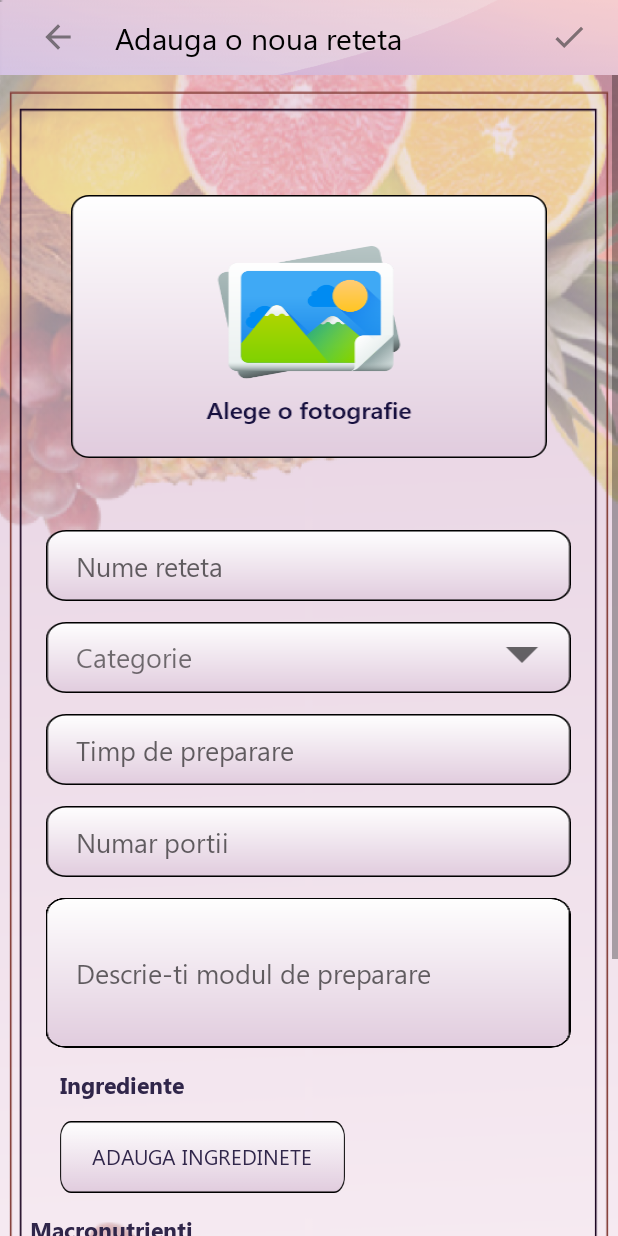
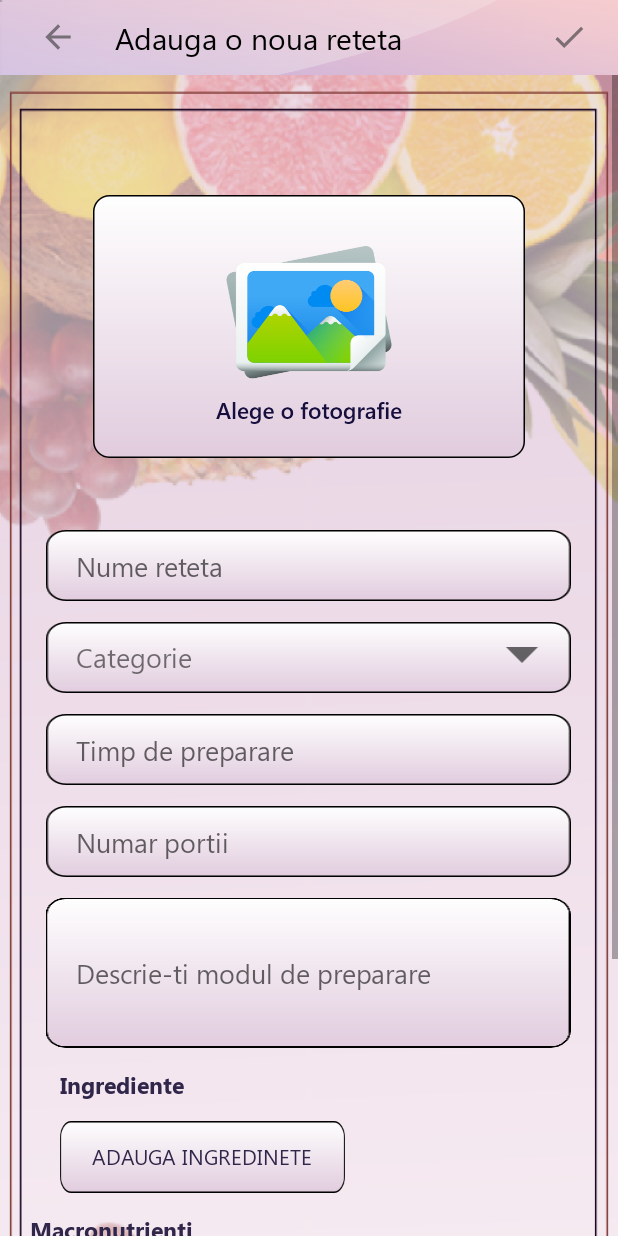
Before and after one commit to alecalin366/Food, an Android app: the AddRecipeActivity screen opened directly, with no data from a screen before it, on a phone screen of 412 x 824 dp. Run offline under Robolectric (Android 15) with nearby library versions, the light colour scheme and no system bars; our stand-ins replace Firebase (no records; nobody signed in at launch, a user with empty details on screens opened directly); libraries missing offline, so code that uses them is left out: com.nostra13.universalimageloader; 2 statements that could not run were skipped.

Commit message:
some fixes

```diff
--- a/app/src/main/java/com/example/food/Recipe/AddRecipeActivity.java
+++ b/app/src/main/java/com/example/food/Recipe/AddRecipeActivity.java
@@ -39,6 +39,7 @@ import java.util.List;
 
 public class AddRecipeActivity extends AppCompatActivity {
     private static final String TAG = "NextActivity";
+    private String userID;
     private ImageView _save, backArrow, photo;
     private TextView category;
     private EditText mRecipeName, mPreparationTime, mServingSize, mDescription, mCalorii, mProteine, mCarbo, mGrasimi;
@@ -285,6 +286,8 @@ public class AddRecipeActivity extends AppCompatActivity {
          final String carbo = mCarbo.getText().toString();
          final String grasimi = mGrasimi.getText().toString();
          final String category = categoryList.toString();
+         userID = mAuth.getCurrentUser().getUid();
+
 
 
 
@@ -337,7 +340,8 @@ public class AddRecipeActivity extends AppCompatActivity {
              return;
          }
          Macronutrient macro = new Macronutrient(calorii, proteine, carbo, grasimi);
-         Recipe testRecipe = new Recipe(recipeName, category, description, preparationTime, servingSize,"", macro, ingredientsList);
+         FirebaseAuth firebaseAuth = FirebaseAuth.getInstance();
+         Recipe testRecipe = new Recipe(userID, recipeName, category, description, preparationTime, servingSize,"", macro, ingredientsList);
          mFirebaseMethods.AddRecipe(testRecipe, new ICompleteListener() {
              @Override
              public void OnComplete(boolean isSuccessfulCompleted) {
--- a/app/src/main/java/com/example/food/Recipe/RecipeFragment.java
+++ b/app/src/main/java/com/example/food/Recipe/RecipeFragment.java
@@ -59,14 +59,14 @@ public class RecipeFragment extends Fragment {
 
     public void RecipeRecyclerViewSetup(View view){
         //Query
-        Query query = firebaseFirestore.collection("Recipes").orderBy("description");
+        Query query = firebaseFirestore.collection("Recipes").orderBy("name"); //TREBUIE DUPA DATA
 
         FirestoreRecyclerOptions<Recipe> options = new FirestoreRecyclerOptions.Builder<Recipe>()
                 .setQuery(query, Recipe.class)
                 .build();
 
         adapterRecipe = new RecipeRecyclerViewAdapter(getContext(), options);
-        LinearLayoutManager layoutManager = new LinearLayoutManager(getContext(), LinearLayoutManager.VERTICAL, false);
+        LinearLayoutManager layoutManager = new LinearLayoutManager(getContext(), LinearLayoutManager.HORIZONTAL, false);
         recyclerView = (RecyclerView) view.findViewById(R.id.recyclerView_recipe);
         recyclerView.setLayoutManager(layoutManager);
         recyclerView.setAdapter(adapterRecipe);
--- a/app/src/main/res/layout/fragment_recipe.xml
+++ b/app/src/main/res/layout/fragment_recipe.xml
@@ -91,7 +91,7 @@
         app:layout_constraintEnd_toEndOf="parent"
         app:layout_constraintStart_toStartOf="parent"
         app:layout_constraintTop_toTopOf="parent"
-        app:layout_constraintVertical_bias="0.941" />
+        app:layout_constraintVertical_bias="0.864" />
 
 
 </androidx.constraintlayout.widget.ConstraintLayout>
--- a/app/src/main/res/layout/snippet_center_add_recipe.xml
+++ b/app/src/main/res/layout/snippet_center_add_recipe.xml
@@ -12,11 +12,12 @@
             android:padding="20dp">
 
             <ImageView
-                android:layout_width="317dp"
-                android:layout_height="175dp"
+                android:layout_width="wrap_content"
+                android:layout_height="wrap_content"
                 android:id="@+id/profile_photo"
                 android:layout_marginTop="60dp"
                 android:background="@drawable/recipe_photo"
+                android:scaleType="centerCrop"
                 android:layout_centerHorizontal="true" />
 
             <!--Nume reteta-->
```
Also changed, not shown: app/src/main/java/com/example/food/Recipe/Recipe.java (+11 -1 lines).
